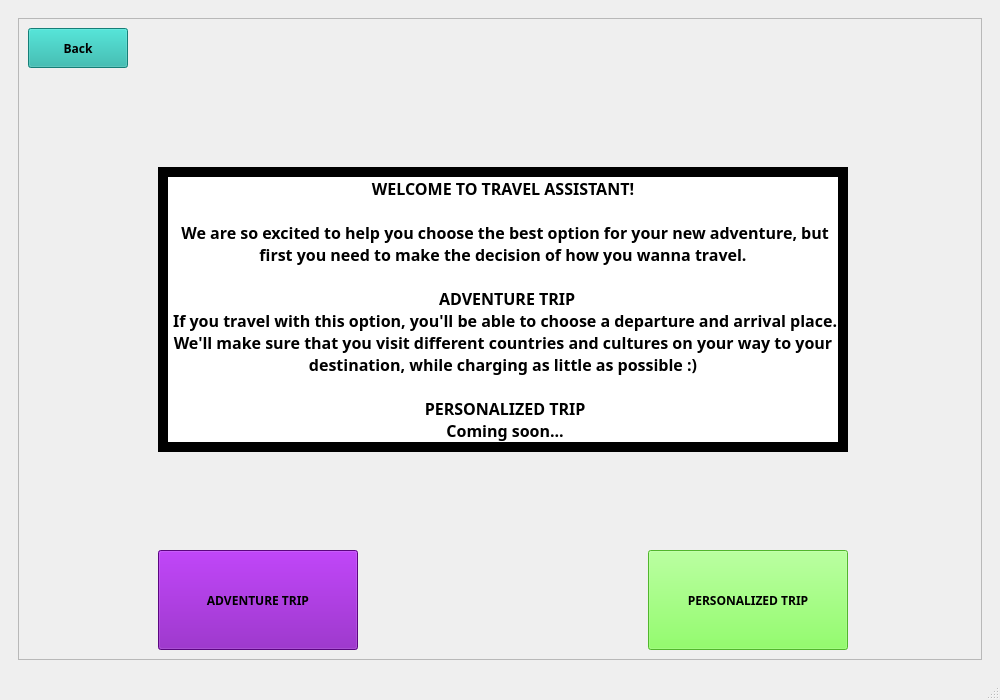
First picture: the form in travel_assistant.ui, repository isaacfulcrum/travel-assistant, before the edit.
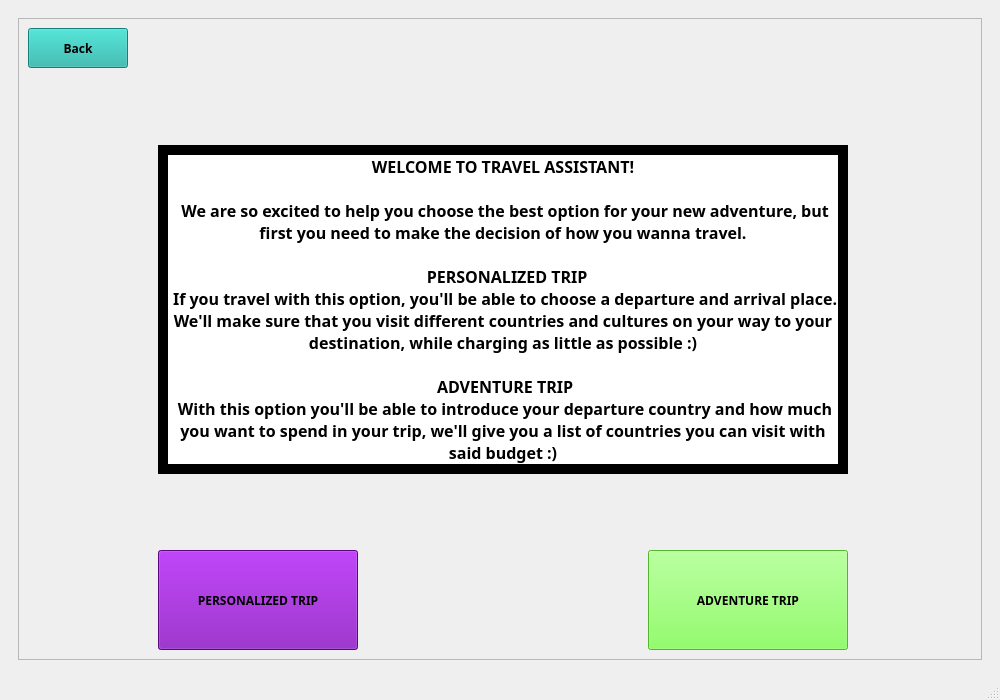
Second picture: the form after the edit. Icons and pictures are not drawn.

```diff
--- a/travel_assistant.ui
+++ b/travel_assistant.ui
@@ -241,15 +241,15 @@
              <property name="minimumSize">
               <size>
                <width>660</width>
-               <height>260</height>
-              </size>
-             </property>
-             <property name="maximumSize">
-              <size>
-               <width>700</width>
                <height>300</height>
               </size>
              </property>
+             <property name="maximumSize">
+              <size>
+               <width>700</width>
+               <height>400</height>
+              </size>
+             </property>
              <property name="styleSheet">
               <string notr="true">border-image:None;
 background-color: rgb(0, 0, 0);</string>
@@ -280,11 +280,11 @@
 
  We are so excited to help you choose the best option for your new adventure, but first you need to make the decision of how you wanna travel. 
 
-  ADVENTURE TRIP
+  PERSONALIZED TRIP
  If you travel with this option, you'll be able to choose a departure and arrival place. We'll make sure that you visit different countries and cultures on your way to your destination, while charging as little as possible :) 
 
- PERSONALIZED TRIP 
- Coming soon...</string>
+ ADVENTURE TRIP 
+ With this option you'll be able to introduce your departure country and how much you want to spend in your trip, we'll give you a list of countries you can visit with said budget :)</string>
                 </property>
                 <property name="alignment">
                  <set>Qt::AlignCenter</set>
@@ -337,7 +337,7 @@
             </spacer>
            </item>
            <item row="4" column="1">
-            <widget class="QPushButton" name="adventure_button">
+            <widget class="QPushButton" name="personalized_button">
              <property name="minimumSize">
               <size>
                <width>200</width>
@@ -360,7 +360,7 @@
 background-color: rgb(127, 7, 179);</string>
              </property>
              <property name="text">
-              <string>ADVENTURE TRIP</string>
+              <string>PERSONALIZED TRIP</string>
              </property>
             </widget>
            </item>
@@ -378,7 +378,7 @@
             </spacer>
            </item>
            <item row="4" column="3">
-            <widget class="QPushButton" name="personalized_button">
+            <widget class="QPushButton" name="adventure_button">
              <property name="minimumSize">
               <size>
                <width>200</width>
@@ -401,7 +401,7 @@
 border-image: None;</string>
              </property>
              <property name="text">
-              <string>PERSONALIZED TRIP</string>
+              <string>ADVENTURE TRIP</string>
              </property>
             </widget>
            </item>
```
Left out of the diff: 139 changed lines with no effect on the pictures.
